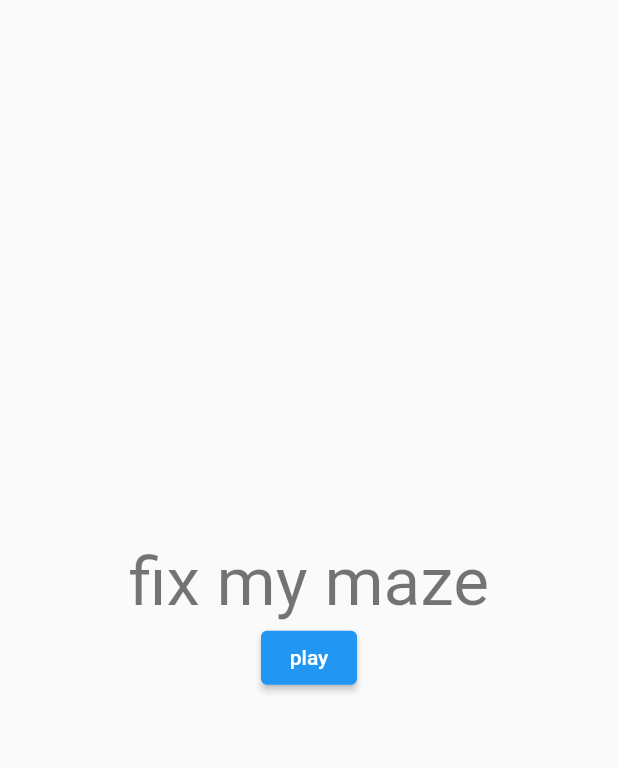
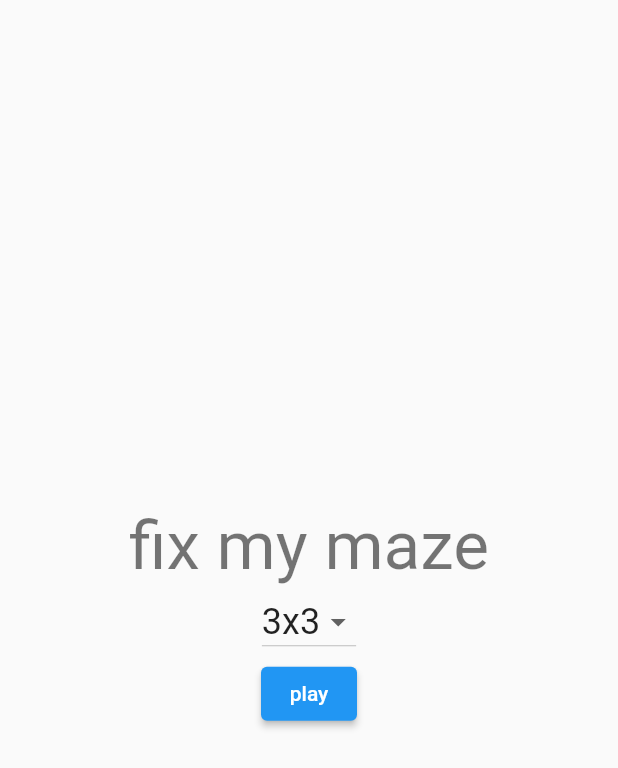
Before and after one commit to joscha0/slideboom, a Flutter app: the screen it shows after launch, on a phone screen of 412 x 824 dp. Shown: the top 768 px of the screen. Run offline on Flutter 3.47's test engine with Material 2 defaults, Android fonts, the phone set to English and light mode, and no system bars; our stand-ins replace get.

Commit message:
add dropdown button

```diff
--- a/lib/pages/home/home_controller.dart
+++ b/lib/pages/home/home_controller.dart
@@ -1,3 +1,9 @@
 import 'package:get/get.dart';
 
-class HomeController extends GetxController {}
+class HomeController extends GetxController {
+  RxString dropDownValue = '3x3'.obs;
+
+  void onChanged(String? value) {
+    dropDownValue.value = value ?? '3x3';
+  }
+}
--- a/lib/pages/home/home_page.dart
+++ b/lib/pages/home/home_page.dart
@@ -14,7 +14,10 @@ class HomePage extends GetView<HomeController> {
           toolbarHeight: 0,
         ),
         body: SafeArea(
-            child: Column(
+            child: GetX<HomeController>(
+                init: HomeController(),
+                builder: (c) {
+                  return Column(
                     mainAxisAlignment: MainAxisAlignment.center,
                     children: [
                       const SizedBox(
@@ -24,12 +27,24 @@ class HomePage extends GetView<HomeController> {
                         'fix my maze',
                         style: Get.textTheme.headline3,
                       ),
+                      DropdownButton(
+                          value: c.dropDownValue.value,
+                          style: Get.textTheme.headline5,
+                          items: <String>['2x2', '3x3', '4x4', '5x5']
+                              .map<DropdownMenuItem<String>>((String value) {
+                            return DropdownMenuItem<String>(
+                              value: value,
+                              child: Text(value),
+                            );
+                          }).toList(),
+                          onChanged: c.onChanged),
                       ElevatedButton(
                           onPressed: () {
                             Get.to(const GamePage());
                           },
                           child: const Text('play'))
                     ],
-        )));
+                  );
+                })));
   }
 }
```
Lines whose indentation alone changed are shown as unchanged.
